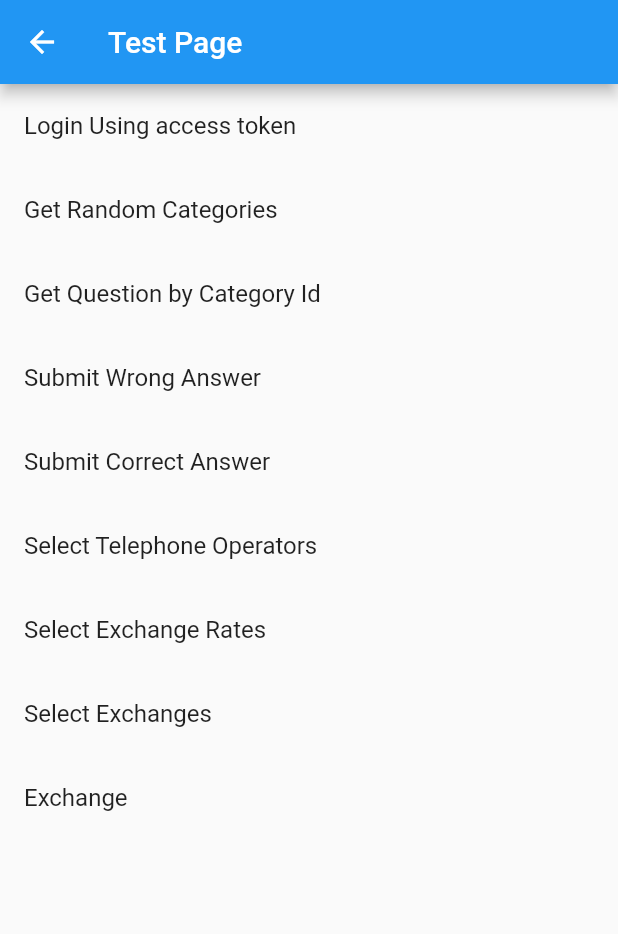
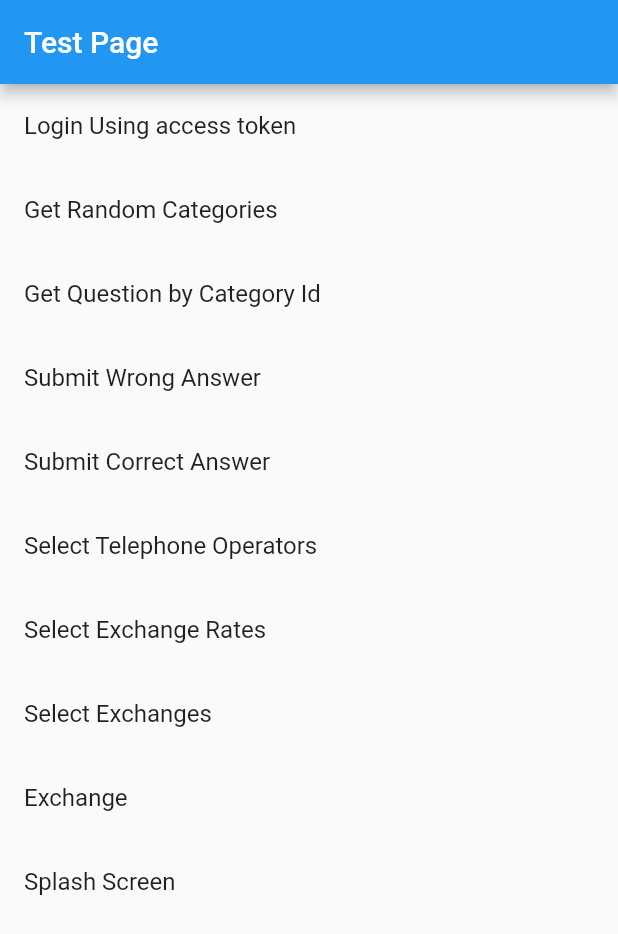
Before and after one commit to mmsoftware100/myan_quiz_flutter_mobile, a Flutter app: the TestPage screen opened directly, on a phone screen of 412 x 824 dp. Shown: the top 934 px of the screen. Run offline on Flutter 3.47's test engine with Material 2 defaults, Android fonts, the light colour scheme and no system bars; our stand-ins replace cached_network_image, circular_countdown_timer, dartz, dio, equatable, flutter_neumorphic and 2 more.

Commit message:
test page -> pre login page linked

```diff
--- a/lib/main.dart
+++ b/lib/main.dart
@@ -37,8 +37,8 @@ void main()async{
           ],
           child: MaterialApp(
             debugShowCheckedModeBanner: false,
-            home: SplashScreenPage(),
-            //home: TestPage(),
+            //home: SplashScreenPage(),
+            home: TestPage(),
           )
       )
   );
--- a/lib/view/test_page.dart
+++ b/lib/view/test_page.dart
@@ -2,6 +2,8 @@ import 'package:flutter/material.dart';
 import 'package:myan_quiz/providers/game_play_provider.dart';
 import 'package:myan_quiz/providers/reward_provider.dart';
 import 'package:myan_quiz/providers/user_provider.dart';
+import 'package:myan_quiz/view/pre_login_pag.dart';
+import 'package:myan_quiz/view/splash_screen_page.dart';
 import 'package:provider/provider.dart';
 
 import '../domain/entities/user.dart';
@@ -57,6 +59,10 @@ class _TestPageState extends State<TestPage> {
           ListTile(
               title: Text("Exchange"),
               onTap: _exchange
+          ),
+          ListTile(
+              title: Text("Splash Screen"),
+              onTap: _splash
           ),
         ],
       ),
@@ -156,6 +162,10 @@ class _TestPageState extends State<TestPage> {
     bool status = await Provider.of<RewardProvider>(context,listen:false).exchangeBill(accessToken: accessToken, telephoneOperatorId: telephoneOperatorId, billExchangeRateId: billExchangeRateId, phoneNo: phoneNo);
     print("TestPage->_exchange status $status");
   }
+  void _splash()async{
+    print("TestPage->_splash");
+    Navigator.of(context).pushReplacement(MaterialPageRoute(builder: (BuildContext context) => PreLoginPage()));
+  }
 
 
 }
```
